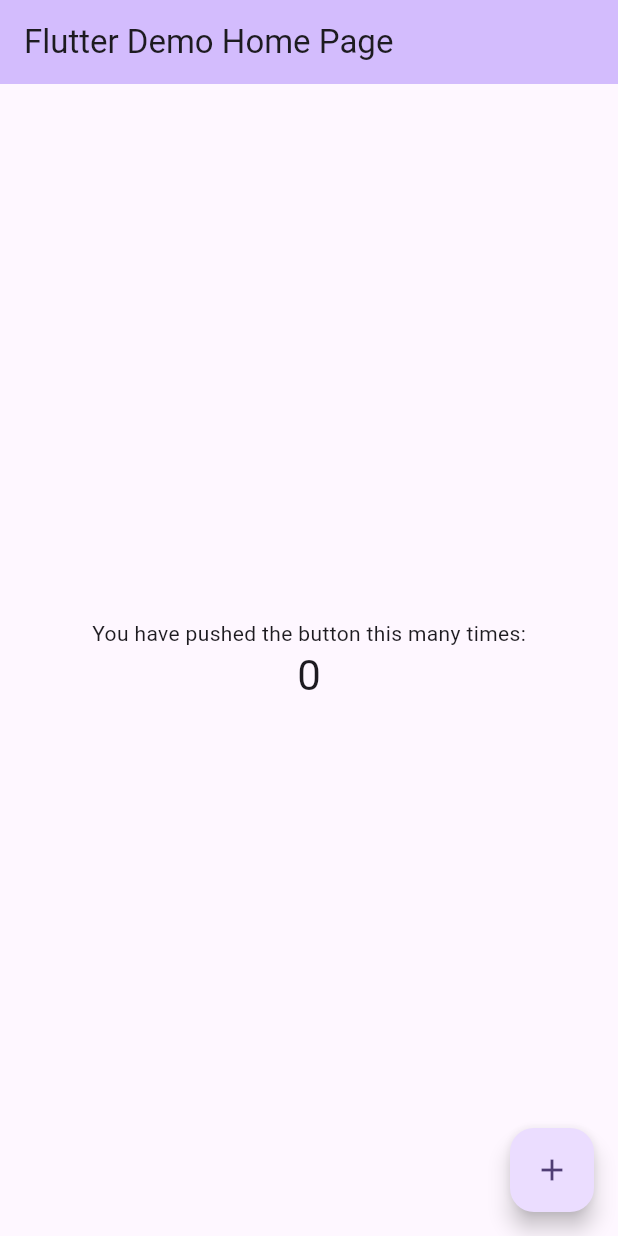
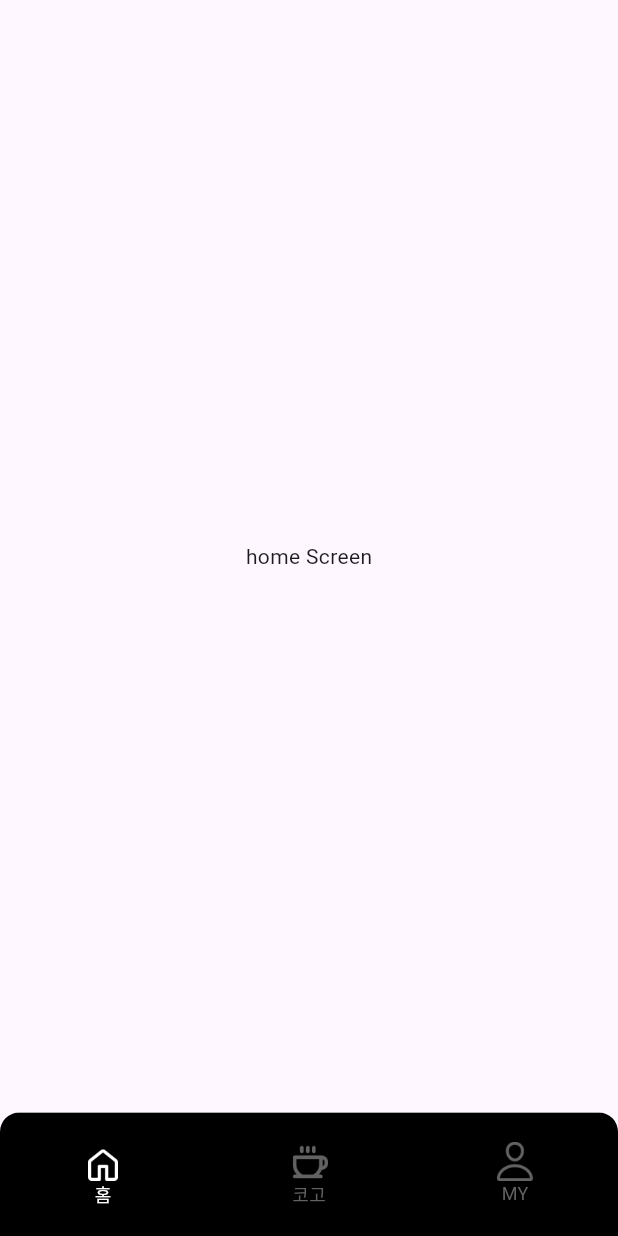
Before and after one commit to Soongsil-CoffeeChat/COGO-DEV-app, a Flutter app: the screen it shows after launch, on a phone screen of 412 x 824 dp. Run offline on Flutter 3.47's test engine with Material 3 defaults, Android fonts, the phone set to English and light mode, and no system bars; our stand-ins replace go_router; Roboto replaces fonts that are missing (PretendardRegular).

Commit message:
feat: navigator 구현

```diff
--- /dev/null
+++ b/lib/common/navigator/view/bottom_navigation_bar.dart
@@ -0,0 +1,86 @@
+import 'package:flutter/material.dart';
+import 'package:go_router/go_router.dart';
+import 'package:provider/provider.dart';
+import 'package:cogo/common/navigator/view_model/bottom_navigation_bar_view_model.dart';
+
+class ScaffoldWithNestedNavigation extends StatelessWidget {
+  const ScaffoldWithNestedNavigation({
+    Key? key,
+    required this.navigationShell,
+  }) : super(key: key ?? const ValueKey('ScaffoldWithNestedNavigation'));
+
+  final StatefulNavigationShell navigationShell;
+
+  void _goBranch(int index) {
+    navigationShell.goBranch(
+      index,
+      initialLocation: index == navigationShell.currentIndex,
+    );
+  }
+
+  Widget _buildIcon(String assetPath, bool isSelected) {
+    return ColorFiltered(
+      colorFilter: ColorFilter.mode(
+        isSelected ? Colors.white : const Color(0xFF626262),
+        BlendMode.srcIn,
+      ),
+      child: Image.asset(assetPath, width: 26, height: 26),
+    );
+  }
+
+  @override
+  Widget build(BuildContext context) {
+    return Consumer<BottomNavigationViewModel>(
+      builder: (context, controller, child) => Scaffold(
+        body: navigationShell,
+        bottomNavigationBar: Container(
+          height: controller.navBarHeight(context),
+          child: ClipRRect(
+          borderRadius: const BorderRadius.only(
+            topLeft: Radius.circular(13.0),
+            topRight: Radius.circular(13.0),
+          ),
+          child: BottomNavigationBar(
+            currentIndex: navigationShell.currentIndex,
+            onTap: (index) => _goBranch(index),
+            backgroundColor: Colors.black,
+            selectedItemColor: Colors.white,
+            unselectedItemColor: const Color(0xFF626262),
+            selectedLabelStyle: const TextStyle(
+              fontFamily: 'PretendardRegular',
+              fontSize: 12,
+            ),
+            unselectedLabelStyle: const TextStyle(
+              fontFamily: 'PretendardRegular',
+              fontSize: 12,
+            ),
+            items: [
+              BottomNavigationBarItem(
+                icon: _buildIcon(
+                  'assets/icons/navigator/home.png',
+                  navigationShell.currentIndex == 0,
+                ),
+                label: '홈',
+              ),
+              BottomNavigationBarItem(
+                icon: _buildIcon(
+                  'assets/icons/navigator/cogo.png',
+                  navigationShell.currentIndex == 1,
+                ),
+                label: '코고',
+              ),
+              BottomNavigationBarItem(
+                icon: _buildIcon(
+                  'assets/icons/navigator/mypage.png',
+                  navigationShell.currentIndex == 2,
+                ),
+                label: 'MY',
+              ),
+            ],
+          ),
+        ),
+        ),
+      ),
+    );
+  }
+}
--- /dev/null
+++ b/lib/common/navigator/view_model/bottom_navigation_bar_view_model.dart
@@ -0,0 +1,32 @@
+import 'package:flutter/material.dart';
+import 'package:go_router/go_router.dart';
+
+class BottomNavigationViewModel extends ChangeNotifier {
+  final GoRouter goRouter;
+  int _selectedIndex = 0;
+
+  BottomNavigationViewModel(this.goRouter);
+  int get selectedIndex => _selectedIndex;
+
+  void setIndex(int index, BuildContext context) {
+    _selectedIndex = index;
+    notifyListeners();
+
+    switch (index) {
+      case 0:
+        context.go('/home');
+        break;
+      case 1:
+        context.go('/cogo');
+        break;
+      case 2:
+        context.go('/mypage');
+        break;
+    }
+    notifyListeners();
+  }
+
+  double navBarHeight(BuildContext context) {
+    return MediaQuery.of(context).size.height * 0.1;
+  }
+}
--- /dev/null
+++ b/lib/features/cogo/views/cogo_screen.dart
@@ -0,0 +1,10 @@
+import 'package:flutter/material.dart';
+
+class CogoScreen extends StatelessWidget {
+  @override
+  Widget build(BuildContext context) {
+    return Scaffold(
+      body: Center(child: Text('COGO Screen')),
+    );
+  }
+}
--- /dev/null
+++ b/lib/features/home/views/home_screen.dart
@@ -0,0 +1,10 @@
+import 'package:flutter/material.dart';
+
+class HomeScreen extends StatelessWidget {
+  @override
+  Widget build(BuildContext context) {
+    return Scaffold(
+      body: Center(child: Text('home Screen')),
+    );
+  }
+}
--- /dev/null
+++ b/lib/features/mypage/views/mypage_screen.dart
@@ -0,0 +1,10 @@
+import 'package:flutter/material.dart';
+
+class MypageScreen extends StatelessWidget {
+  @override
+  Widget build(BuildContext context) {
+    return Scaffold(
+      body: Center(child: Text('Mypage Screen')),
+    );
+  }
+}
--- a/lib/main.dart
+++ b/lib/main.dart
@@ -1,91 +1,25 @@
 import 'package:flutter/material.dart';
+import 'package:provider/provider.dart';
+import 'common/navigator/view_model/bottom_navigation_bar_view_model.dart';
+import 'package:cogo/route/routes.dart';
 
 void main() {
-  runApp(const MyApp());
+  runApp(MultiProvider(
+    providers: [
+      ChangeNotifierProvider.value(
+          value: BottomNavigationViewModel(AppRouter)),
+    ],
+    child: const MyApp(),
+  ));
 }
 
 class MyApp extends StatelessWidget {
   const MyApp({super.key});
 
-  // This widget is the root of your application.
   @override
   Widget build(BuildContext context) {
-    return MaterialApp(
-      title: 'Flutter Demo',
-      theme: ThemeData(
-        colorScheme: ColorScheme.fromSeed(seedColor: Colors.deepPurple),
-        useMaterial3: true,
-      ),
-      home: const MyHomePage(title: 'Flutter Demo Home Page'),
+    return MaterialApp.router(
+      routerConfig: AppRouter,
     );
   }
 }
-
-class MyHomePage extends StatefulWidget {
-  const MyHomePage({super.key, required this.title});
-
-  final String title;
-
-  @override
-  State<MyHomePage> createState() => _MyHomePageState();
-}
-
-class _MyHomePageState extends State<MyHomePage> {
-  int _counter = 0;
-
-  void _incrementCounter() {
-    setState(() {
-      _counter++;
-    });
-  }
-
-  @override
-  Widget build(BuildContext context) {
-
-    return Scaffold(
-      appBar: AppBar(
-        // TRY THIS: Try changing the color here to a specific color (to
-        // Colors.amber, perhaps?) and trigger a hot reload to see the AppBar
-        // change color while the other colors stay the same.
-        backgroundColor: Theme.of(context).colorScheme.inversePrimary,
-        // Here we take the value from the MyHomePage object that was created by
-        // the App.build method, and use it to set our appbar title.
-        title: Text(widget.title),
-      ),
-      body: Center(
-        // Center is a layout widget. It takes a single child and positions it
-        // in the middle of the parent.
-        child: Column(
-          // Column is also a layout widget. It takes a list of children and
-          // arranges them vertically. By default, it sizes itself to fit its
-          // children horizontally, and tries to be as tall as its parent.
-          //
-          // Column has various properties to control how it sizes itself and
-          // how it positions its children. Here we use mainAxisAlignment to
-          // center the children vertically; the main axis here is the vertical
-          // axis because Columns are vertical (the cross axis would be
-          // horizontal).
-          //
-          // TRY THIS: Invoke "debug painting" (choose the "Toggle Debug Paint"
-          // action in the IDE, or press "p" in the console), to see the
-          // wireframe for each widget.
-          mainAxisAlignment: MainAxisAlignment.center,
-          children: <Widget>[
-            const Text(
-              'You have pushed the button this many times:',
-            ),
-            Text(
-              '$_counter',
-              style: Theme.of(context).textTheme.headlineMedium,
-            ),
-          ],
-        ),
-      ),
-      floatingActionButton: FloatingActionButton(
-        onPressed: _incrementCounter,
-        tooltip: 'Increment',
-        child: const Icon(Icons.add),
-      ), // This trailing comma makes auto-formatting nicer for build methods.
-    );
-  }
-}
--- /dev/null
+++ b/lib/route/routes.dart
@@ -0,0 +1,54 @@
+import 'package:flutter/material.dart';
+import 'package:go_router/go_router.dart';
+import 'package:cogo/features/home/views/home_screen.dart';
+import 'package:cogo/features/cogo/views/cogo_screen.dart';
+import 'package:cogo/features/mypage/views/mypage_screen.dart';
+import 'package:cogo/common/navigator/view/bottom_navigation_bar.dart';
+
+final AppRouter = GoRouter(
+  initialLocation: '/home',
+  routes: [
+    StatefulShellRoute.indexedStack(
+      builder: (context, state, navigationShell) {
+        return ScaffoldWithNestedNavigation(
+          navigationShell: navigationShell, // 명시적 캐스팅
+        );
+      },
+      branches: [
+        StatefulShellBranch(
+          routes: [
+            GoRoute(
+              path: '/home',
+              pageBuilder: (context, state) => MaterialPage(
+                key: state.pageKey,
+                child: HomeScreen(),
+              ),
+            ),
+          ],
+        ),
+        StatefulShellBranch(
+          routes: [
+            GoRoute(
+              path: '/cogo',
+              pageBuilder: (context, state) => MaterialPage(
+                key: state.pageKey,
+                child: CogoScreen(),
+              ),
+            ),
+          ],
+        ),
+        StatefulShellBranch(
+          routes: [
+            GoRoute(
+              path: '/mypage',
+              pageBuilder: (context, state) => MaterialPage(
+                key: state.pageKey,
+                child: MypageScreen(),
+              ),
+            ),
+          ],
+        ),
+      ],
+    ),
+  ],
+);
```
Also changed, not shown: assets/icons/navigator/coffee.png (deleted), assets/icons/navigator/cogo.png (added), assets/icons/navigator/home.png, 1 other file.
